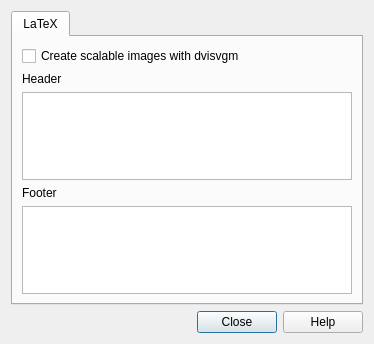
The window that qt/aqt/forms/modelopts.ui (ankitects/anki) describes before a commit, drawn with Qt 5.
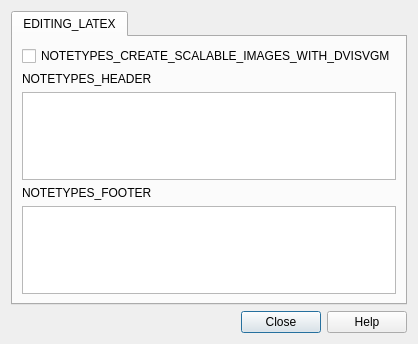
The same window after the commit.

What changed in the file:
```diff
--- a/qt/aqt/forms/modelopts.ui
+++ b/qt/aqt/forms/modelopts.ui
@@ -24,20 +24,20 @@
      </property>
      <widget class="QWidget" name="tab">
       <attribute name="title">
-       <string>LaTeX</string>
+       <string>EDITING_LATEX</string>
       </attribute>
       <layout class="QVBoxLayout" name="verticalLayout">
        <item>
         <widget class="QCheckBox" name="latexsvg">
          <property name="text">
-          <string>Create scalable images with dvisvgm</string>
+          <string>NOTETYPES_CREATE_SCALABLE_IMAGES_WITH_DVISVGM</string>
          </property>
         </widget>
        </item>
        <item>
         <widget class="QLabel" name="label_6">
          <property name="text">
-          <string>Header</string>
+          <string>NOTETYPES_HEADER</string>
          </property>
         </widget>
        </item>
@@ -51,7 +51,7 @@
        <item>
         <widget class="QLabel" name="label_7">
          <property name="text">
-          <string>Footer</string>
+          <string>NOTETYPES_FOOTER</string>
          </property>
         </widget>
        </item>
```
